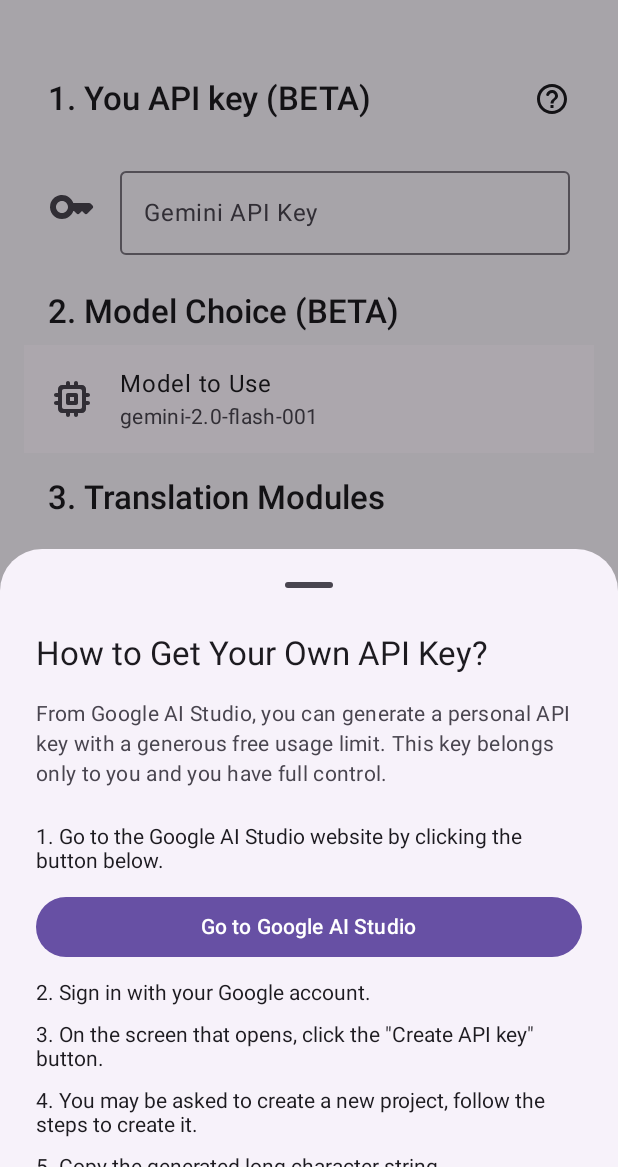
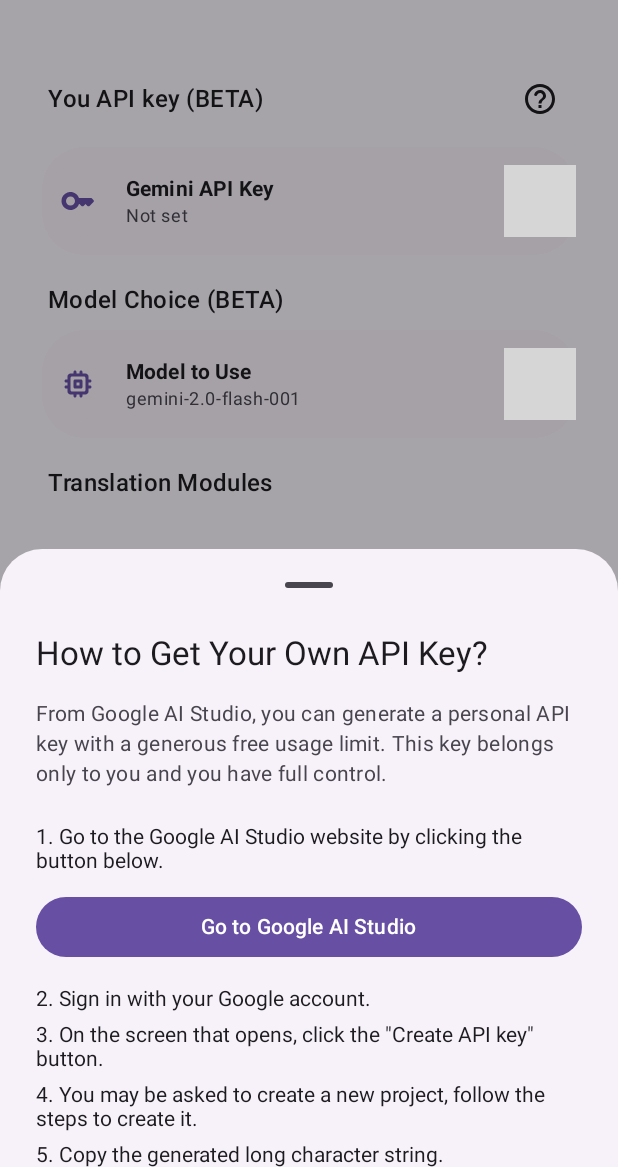
Before and after one commit to RRechz/AirNote, an Android app built with Jetpack Compose: the composable AirNoteAiSettingsScreen shown on its own in the app's theme, after a tap on "How to Get Your Own API Key?", on a phone screen of 412 x 824 dp, the part 69-1236 px from its top. Run offline under Robolectric (Android 15) with nearby library versions, the phone set to English and light mode, and no system bars; our stand-ins replace Dagger/Hilt's generated code; pictures from the network do not load; 11 statements that could not run were skipped; grey boxes are pictures that could not be loaded.

Commit message:
Feat(AirNoteAi): The AI settings screen has been redesigned with dedicated pop-ups and SettingsBox for API key and model selection

```diff
--- a/app/src/main/java/com/babelsoftware/airnote/presentation/screens/settings/settings/AirNoteAi.kt
+++ b/app/src/main/java/com/babelsoftware/airnote/presentation/screens/settings/settings/AirNoteAi.kt
@@ -6,8 +6,8 @@
 import androidx.compose.animation.fadeOut
 import androidx.compose.animation.slideInVertically
 import androidx.compose.animation.slideOutVertically
+import androidx.compose.foundation.background
 import androidx.compose.foundation.clickable
-import androidx.compose.foundation.layout.Arrangement
 import androidx.compose.foundation.layout.Box
 import androidx.compose.foundation.layout.Column
 import androidx.compose.foundation.layout.Row
@@ -17,6 +17,9 @@
 import androidx.compose.foundation.layout.padding
 import androidx.compose.foundation.layout.size
 import androidx.compose.foundation.lazy.LazyColumn
+import androidx.compose.foundation.lazy.items
+import androidx.compose.foundation.lazy.itemsIndexed
+import androidx.compose.foundation.shape.RoundedCornerShape
 import androidx.compose.material.icons.Icons
 import androidx.compose.material.icons.automirrored.rounded.HelpOutline
 import androidx.compose.material.icons.rounded.CheckCircle
@@ -26,18 +29,17 @@
 import androidx.compose.material3.AlertDialog
 import androidx.compose.material3.Button
 import androidx.compose.material3.CircularProgressIndicator
-import androidx.compose.material3.DropdownMenu
-import androidx.compose.material3.DropdownMenuItem
 import androidx.compose.material3.ExperimentalMaterial3Api
 import androidx.compose.material3.Icon
 import androidx.compose.material3.IconButton
 import androidx.compose.material3.ListItem
-import androidx.compose.material3.ListItemDefaults
 import androidx.compose.material3.MaterialTheme
 import androidx.compose.material3.ModalBottomSheet
 import androidx.compose.material3.OutlinedTextField
+import androidx.compose.material3.RadioButton
 import androidx.compose.material3.SnackbarHost
 import androidx.compose.material3.SnackbarHostState
+import androidx.compose.material3.Surface
 import androidx.compose.material3.Text
 import androidx.compose.material3.TextButton
 import androidx.compose.material3.rememberModalBottomSheetState
@@ -51,27 +53,28 @@
 import androidx.compose.runtime.setValue
 import androidx.compose.ui.Alignment
 import androidx.compose.ui.Modifier
-import androidx.compose.ui.graphics.Color
+import androidx.compose.ui.draw.clip
 import androidx.compose.ui.platform.LocalContext
 import androidx.compose.ui.platform.LocalUriHandler
 import androidx.compose.ui.res.stringResource
 import androidx.compose.ui.text.font.FontWeight
 import androidx.compose.ui.unit.dp
+import androidx.compose.ui.unit.sp
+import androidx.compose.ui.window.Dialog
+import androidx.compose.ui.window.DialogProperties
 import androidx.navigation.NavController
 import com.babelsoftware.airnote.R
 import com.babelsoftware.airnote.data.repository.GeminiModels
 import com.babelsoftware.airnote.presentation.screens.settings.SettingsScaffold
+import com.babelsoftware.airnote.presentation.screens.settings.model.IconResource
 import com.babelsoftware.airnote.presentation.screens.settings.model.SettingsViewModel
+import com.babelsoftware.airnote.presentation.screens.settings.widgets.ActionType
+import com.babelsoftware.airnote.presentation.screens.settings.widgets.SettingsBox
 import kotlinx.coroutines.launch
 
 @OptIn(ExperimentalMaterial3Api::class)
 @Composable
 fun AirNoteAiSettingsScreen(navController: NavController, settingsViewModel: SettingsViewModel) {
-    val settings = settingsViewModel.settings.value
-    val userApiKey by settingsViewModel.userApiKey
-    val isApiKeyVerified by settingsViewModel.isApiKeyVerified
-    val isVerifyingApiKey by settingsViewModel.isVerifyingApiKey
-
     val snackbarHostState = remember { SnackbarHostState() }
     val scope = rememberCoroutineScope()
     val sheetState = rememberModalBottomSheetState()
@@ -96,94 +99,154 @@
         snackbarHost = { SnackbarHost(hostState = snackbarHostState) },
         onBackNavClicked = { navController.navigateUp() }
     ) {
-        LazyColumn(modifier = Modifier.padding(top = 16.dp)) {
+        LazyColumn(modifier = Modifier.padding(top = 16.dp, start = 12.dp, end = 12.dp)) {
             item {
-                SettingsGroup(
-                    title = "1. ${stringResource(R.string.your_api_key)}",
-                    onHelpClick = { showBottomSheet = true }
-                ) {
-                    ListItem(
-                        colors = ListItemDefaults.colors(containerColor = Color.Transparent),
-                        headlineContent = {
-                            OutlinedTextField(
-                                value = userApiKey,
-                                onValueChange = { settingsViewModel.updateUserApiKey(it) },
-                                modifier = Modifier.fillMaxWidth(),
-                                label = { Text(stringResource(R.string.gemini_api_key)) },
-                                singleLine = true,
+                ApiKeySetting(settingsViewModel = settingsViewModel, onHelpClick = { showBottomSheet = true })
+                Spacer(modifier = Modifier.height(18.dp))
+            }
+            item {
+                ModelChoiceSetting(settingsViewModel = settingsViewModel)
+                Spacer(modifier = Modifier.height(18.dp))
+            }
+            item {
+                OfflineTranslationSettings(settingsViewModel = settingsViewModel)
+            }
+        }
+    }
+}
+
+@Composable
+private fun ApiKeySetting(settingsViewModel: SettingsViewModel, onHelpClick: () -> Unit) {
+    val userApiKey by settingsViewModel.userApiKey
+
+    Column {
+        Row(verticalAlignment = Alignment.CenterVertically) {
+            Text(
+                text = stringResource(R.string.your_api_key),
+                style = MaterialTheme.typography.titleMedium,
+                fontWeight = FontWeight.SemiBold,
+                modifier = Modifier
+                    .weight(1f)
+                    .padding(start = 4.dp)
             )
-                        },
-                        leadingContent = {
+            IconButton(onClick = onHelpClick) {
                 Icon(
-                                imageVector = Icons.Rounded.Key,
-                                contentDescription = stringResource(R.string.api_key_icon_cd),
-                                modifier = Modifier.size(32.dp)
+                    imageVector = Icons.AutoMirrored.Rounded.HelpOutline,
+                    contentDescription = stringResource(R.string.api_key_guide_title)
+                )
+            }
+        }
+        Spacer(modifier = Modifier.height(8.dp))
+        SettingsBox(
+            settingsViewModel = settingsViewModel,
+            title = stringResource(id = R.string.gemini_api_key),
+            description = if (userApiKey.isNotBlank()) "••••••••••••••••••••" else stringResource(R.string.not_set),
+            icon = IconResource.Vector(Icons.Rounded.Key),
+            actionType = ActionType.CUSTOM,
+            radius = shapeManager(
+                isBoth = true,
+                radius = settingsViewModel.settings.value.cornerRadius
+            ),
+            customAction = { onDismiss ->
+                ApiKeyPopup(
+                    settingsViewModel = settingsViewModel,
+                    onDismiss = onDismiss
                 )
             }
         )
     }
 }
-            item { Spacer(modifier = Modifier.height(16.dp)) }
-            item {
-                SettingsGroup(title = "2. ${stringResource(id = R.string.model_choice)}") {
-                    var expanded by remember { mutableStateOf(false) }
-                    val models = GeminiModels.supportedModels
 
-                    Box(modifier = Modifier.fillMaxWidth()) {
-                        ListItem(
-                            headlineContent = { Text(stringResource(R.string.model_to_use)) },
-                            supportingContent = { Text(settings.selectedModelName) },
-                            leadingContent = {
-                                Icon(
-                                    imageVector = Icons.Rounded.Memory,
-                                    contentDescription = stringResource(R.string.model_choice),
-                                    modifier = Modifier.size(32.dp)
+@Composable
+private fun ModelChoiceSetting(settingsViewModel: SettingsViewModel) {
+    val settings = settingsViewModel.settings.value
+
+    Column {
+        Text(
+            text = stringResource(id = R.string.model_choice),
+            style = MaterialTheme.typography.titleMedium,
+            fontWeight = FontWeight.SemiBold,
+            modifier = Modifier.padding(start = 4.dp, bottom = 8.dp)
         )
-                            },
-                            modifier = Modifier.fillMaxWidth().clickable { expanded = true }
+        SettingsBox(
+            settingsViewModel = settingsViewModel,
+            title = stringResource(id = R.string.model_to_use),
+            description = settings.selectedModelName,
+            icon = IconResource.Vector(Icons.Rounded.Memory),
+            actionType = ActionType.CUSTOM,
+            radius = shapeManager(
+                isBoth = true,
+                radius = settings.cornerRadius
+            ),
+            customAction = { onDismiss ->
+                ModelChoicePopup(
+                    settingsViewModel = settingsViewModel,
+                    onDismiss = onDismiss
                 )
-                        DropdownMenu(
-                            expanded = expanded,
-                            onDismissRequest = { expanded = false },
-                            modifier = Modifier.fillMaxWidth(0.9f)
-                        ) {
-                            models.forEach { modelName ->
-                                DropdownMenuItem(
-                                    text = { Text(modelName) },
-                                    onClick = {
-                                        settingsViewModel.updateSelectedModel(modelName)
-                                        expanded = false
             }
         )
     }
 }
-                    }
-                }
-            }
-            item { Spacer(modifier = Modifier.height(16.dp)) }
-            item {
-                OfflineTranslationSettings(settingsViewModel = settingsViewModel)
-            }
-            item { Spacer(modifier = Modifier.height(24.dp)) }
-            item {
+
+@Composable
+private fun ApiKeyPopup(
+    settingsViewModel: SettingsViewModel,
+    onDismiss: () -> Unit
+) {
+    val userApiKey by settingsViewModel.userApiKey
+    val isApiKeyVerified by settingsViewModel.isApiKeyVerified
+    val isVerifyingApiKey by settingsViewModel.isVerifyingApiKey
+    var tempApiKey by remember { mutableStateOf(userApiKey) }
+
+    Dialog(
+        onDismissRequest = onDismiss,
+        properties = DialogProperties(usePlatformDefaultWidth = false)
+    ) {
+        Surface(
+            modifier = Modifier
+                .fillMaxWidth(0.9f)
+                .padding(16.dp),
+            shape = RoundedCornerShape(32.dp),
+            color = MaterialTheme.colorScheme.surfaceContainerLow,
+            tonalElevation = 4.dp
+        ) {
             Column(
-                    modifier = Modifier.padding(horizontal = 16.dp),
+                modifier = Modifier.padding(24.dp),
                 horizontalAlignment = Alignment.CenterHorizontally
             ) {
+                Text(
+                    text = stringResource(R.string.gemini_api_key),
+                    style = MaterialTheme.typography.titleLarge,
+                    fontWeight = FontWeight.Bold,
+                    modifier = Modifier.padding(bottom = 16.dp)
+                )
+                OutlinedTextField(
+                    value = tempApiKey,
+                    onValueChange = { tempApiKey = it },
+                    modifier = Modifier.fillMaxWidth(),
+                    label = { Text(stringResource(R.string.gemini_api_key)) },
+                    singleLine = true,
+                )
+                Spacer(modifier = Modifier.height(16.dp))
                 Button(
-                        onClick = { settingsViewModel.verifyUserApiKey() },
-                        enabled = !isVerifyingApiKey && userApiKey.isNotBlank(),
+                    onClick = {
+                        settingsViewModel.updateUserApiKey(tempApiKey)
+                        settingsViewModel.verifyUserApiKey()
+                    },
+                    enabled = !isVerifyingApiKey && tempApiKey.isNotBlank(),
                     modifier = Modifier.fillMaxWidth()
                 ) {
                     if (isVerifyingApiKey) {
-                            CircularProgressIndicator(modifier = Modifier.size(24.dp))
+                        CircularProgressIndicator(
+                            modifier = Modifier.size(24.dp),
+                            color = MaterialTheme.colorScheme.onPrimary
+                        )
                     } else {
                         Text(stringResource(R.string.save_and_check))
                     }
                 }
-
                 AnimatedVisibility(
-                        visible = isApiKeyVerified,
+                    visible = isApiKeyVerified && !isVerifyingApiKey,
                     enter = slideInVertically { it } + fadeIn(),
                     exit = slideOutVertically { it } + fadeOut()
                 ) {
@@ -207,38 +270,86 @@
         }
     }
 }
-}
 
 @Composable
-private fun SettingsGroup(
-    title: String,
-    onHelpClick: (() -> Unit)? = null,
-    content: @Composable () -> Unit
+private fun ModelChoicePopup(
+    settingsViewModel: SettingsViewModel,
+    onDismiss: () -> Unit
 ) {
-    Column(modifier = Modifier.fillMaxWidth()) {
+    val settings = settingsViewModel.settings.value
+    val models = GeminiModels.supportedModels
+
+    Dialog(
+        onDismissRequest = onDismiss,
+        properties = DialogProperties(usePlatformDefaultWidth = false)
+    ) {
+        Column(
+            modifier = Modifier
+                .fillMaxWidth(0.8f)
+                .background(
+                    color = MaterialTheme.colorScheme.surfaceContainerLow,
+                    shape = RoundedCornerShape(32.dp)
+                )
+                .padding(12.dp)
+        ) {
+            Text(
+                text = stringResource(id = R.string.model_choice),
+                textAlign = androidx.compose.ui.text.style.TextAlign.Center,
+                fontWeight = FontWeight.Bold,
+                modifier = Modifier
+                    .fillMaxWidth()
+                    .padding(20.dp),
+                fontSize = 20.sp,
+            )
+            LazyColumn(
+                modifier = Modifier
+                    .padding(bottom = 12.dp)
+                    .clip(RoundedCornerShape(32.dp))
+            ) {
+                itemsIndexed(models) { index, modelName ->
+                    val isFirst = index == 0
+                    val isLast = index == models.lastIndex
+                    Surface(
+                        modifier = Modifier
+                            .fillMaxWidth()
+                            .clip(shapeManager(
+                                isFirst = isFirst, isLast = isLast,
+                                radius = settings.cornerRadius
+                            ))
+                            .clickable {
+                                settingsViewModel.updateSelectedModel(modelName)
+                                onDismiss()
+                            },
+                        color = MaterialTheme.colorScheme.surfaceContainer,
+                        tonalElevation = 1.dp
+                    ) {
                         Row(
-            modifier = Modifier.padding(start = 16.dp, end = 4.dp),
+                            modifier = Modifier
+                                .fillMaxWidth()
+                                .padding(horizontal = 16.dp, vertical = 12.dp),
                             verticalAlignment = Alignment.CenterVertically
                         ) {
                             Text(
-                text = title,
-                style = MaterialTheme.typography.titleLarge,
-                fontWeight = FontWeight.SemiBold,
-                modifier = Modifier.weight(1f)
+                                text = modelName,
+                                modifier = Modifier.weight(1f),
+                                style = MaterialTheme.typography.titleSmall,
+                                fontWeight = FontWeight.Bold
                             )
-            onHelpClick?.let {
-                IconButton(onClick = it) {
-                    Icon(
-                        imageVector = Icons.AutoMirrored.Rounded.HelpOutline,
-                        contentDescription = stringResource(R.string.api_key_guide_title)
+                            RadioButton(
+                                selected = settings.selectedModelName == modelName,
+                                onClick = {
+                                    settingsViewModel.updateSelectedModel(modelName)
+                                    onDismiss()
+                                }
                             )
                         }
                     }
                 }
-        Spacer(modifier = Modifier.height(8.dp))
-        content()
             }
         }
+    }
+}
+
 
 @Composable
 private fun OfflineTranslationSettings(settingsViewModel: SettingsViewModel) {
@@ -275,7 +386,17 @@
         )
     }
 
-    SettingsGroup(title = "3. ${stringResource(id = R.string.offline_translation_models)}") {
+    Column(modifier = Modifier.fillMaxWidth()) {
+        Text(
+            text = stringResource(id = R.string.offline_translation_models),
+            style = MaterialTheme.typography.titleMedium,
+            fontWeight = FontWeight.SemiBold,
+            modifier = Modifier.padding(start = 4.dp, bottom = 8.dp)
+        )
+        Box(
+            modifier = Modifier
+                .fillMaxWidth()
+        ) {
             Column {
                 settingsViewModel.geminiRepository.supportedLanguages.forEach { (code, name) ->
                     val isDownloaded = downloadedModels.contains(code)
@@ -319,6 +440,7 @@
             }
         }
     }
+}
 
 
 @Composable
@@ -335,26 +457,41 @@
             style = MaterialTheme.typography.titleLarge,
             modifier = Modifier.padding(bottom = 16.dp)
         )
+        LazyColumn {
+            item {
                 Text(
                     text = stringResource(id = R.string.api_key_guide_intro),
                     style = MaterialTheme.typography.bodyMedium,
                     color = MaterialTheme.colorScheme.onSurfaceVariant,
                     modifier = Modifier.padding(bottom = 24.dp)
                 )
-
-        Column(verticalArrangement = Arrangement.spacedBy(12.dp)) {
-            Text(stringResource(id = R.string.api_key_guide_step_1))
+            }
+            item { Text(stringResource(id = R.string.api_key_guide_step_1)) }
+            item { Spacer(modifier = Modifier.height(12.dp)) }
+            item {
                 Button(
                     onClick = { uriHandler.openUri(geminiStudioUrl) },
                     modifier = Modifier.fillMaxWidth()
                 ) {
                     Text(stringResource(id = R.string.api_key_guide_button))
                 }
-            Text(stringResource(id = R.string.api_key_guide_step_2))
-            Text(stringResource(id = R.string.api_key_guide_step_3))
-            Text(stringResource(id = R.string.api_key_guide_step_4))
-            Text(stringResource(id = R.string.api_key_guide_step_5))
-            Text(stringResource(id = R.string.api_key_guide_step_6))
+            }
+            item { Spacer(modifier = Modifier.height(12.dp)) }
+
+            items(
+                listOf(
+                    R.string.api_key_guide_step_2,
+                    R.string.api_key_guide_step_3,
+                    R.string.api_key_guide_step_4,
+                    R.string.api_key_guide_step_5,
+                    R.string.api_key_guide_step_6
+                )
+            ) {
+                Text(
+                    stringResource(id = it),
+                    modifier = Modifier.padding(vertical = 4.dp)
+                )
             }
         }
     }
+}
--- a/app/src/main/res/values/strings.xml
+++ b/app/src/main/res/values/strings.xml
@@ -320,6 +320,7 @@
     <string name="ai_disclaimer_text">AirNote AI may make mistakes.</string>
     <string name="ai_disclaimer_link_text"> More information</string>
     <string name="ai_disclaimer_link_url" translatable="false">https://github.com/RRechz/airnote-ai</string>
+    <string name="not_set">Not set</string>
 
     <!-- Gemini Repository Strings-->
     <string name="ai_action_improve_writing">Optimize Writing</string>
```
Also changed, not shown: 1 other file. Lines whose indentation alone changed are shown as unchanged.
